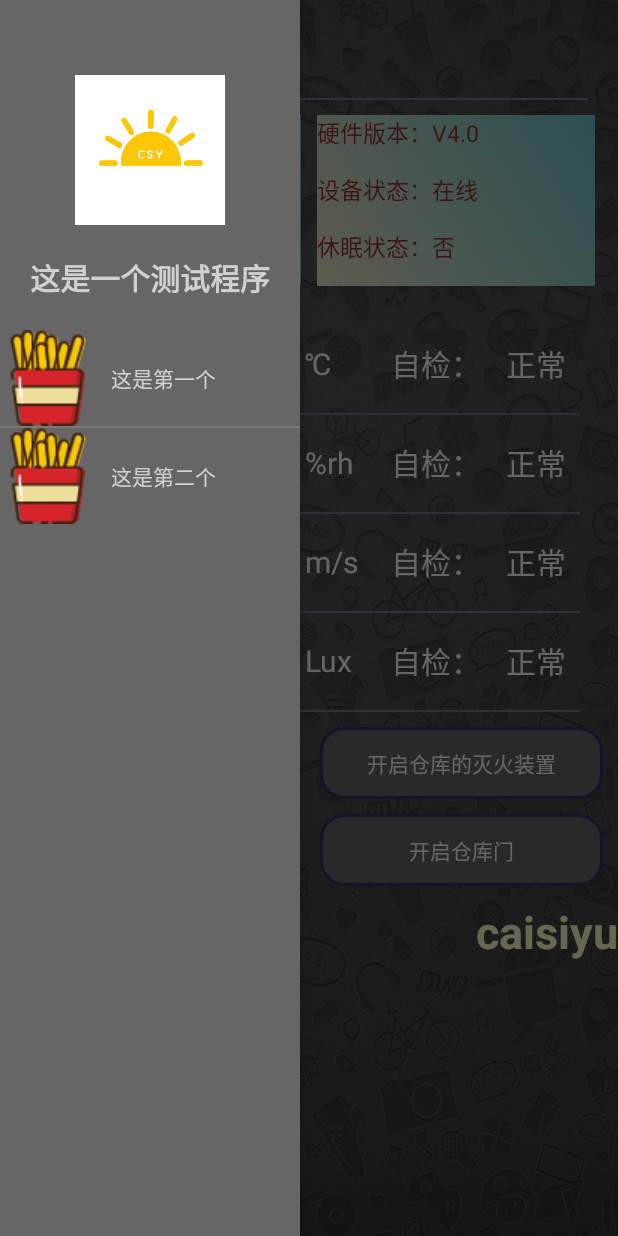
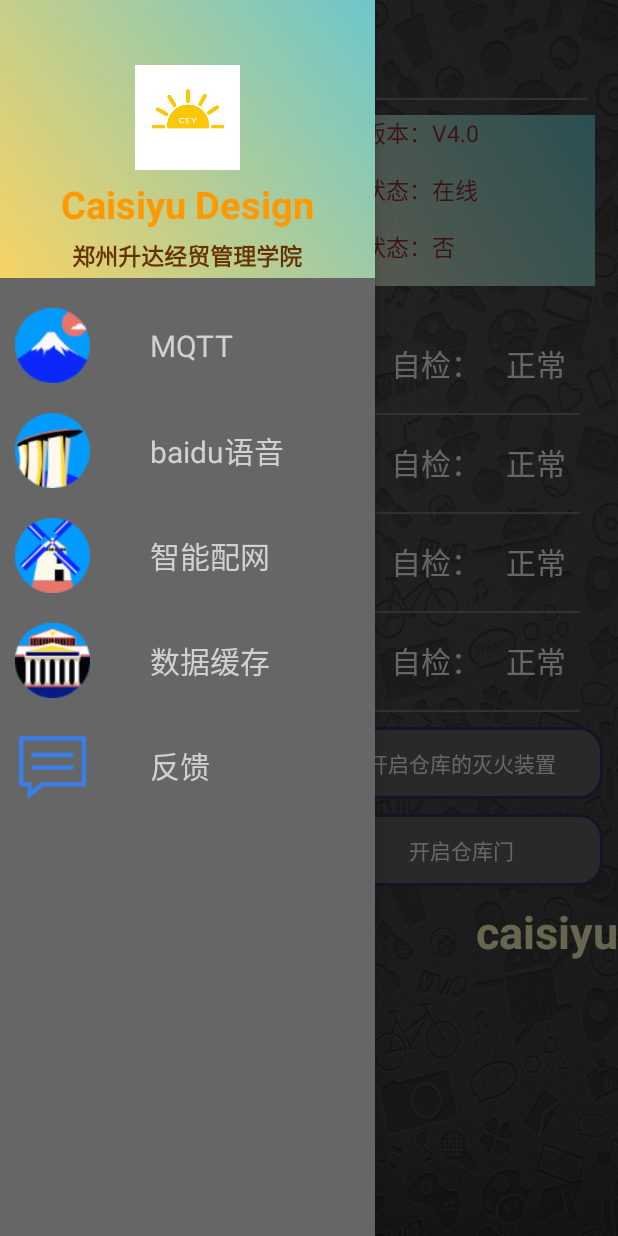
Before and after one commit to caisiyu521/bishe_max_okhttp, an Android app: the MainActivity_Two screen opened directly, with no data from a screen before it, with the side drawer open, on a phone screen of 412 x 824 dp. Run offline under Robolectric (Android 15) with nearby library versions, the phone set to English and light mode, and no system bars.

Commit message:
这个版本已经将 侧滑栏加入到 系统内 实现 客户端给邮箱反馈，运用的协议是http get请求

```diff
--- a/app/src/main/java/com/example/caisiyu/bishe_max/MainActivity_Two.java
+++ b/app/src/main/java/com/example/caisiyu/bishe_max/MainActivity_Two.java
@@ -1,16 +1,24 @@
 package com.example.caisiyu.bishe_max;
 
 import android.annotation.TargetApi;
+import android.app.AlertDialog;
+import android.content.DialogInterface;
 import android.content.Intent;
 import android.os.Build;
 import android.os.Handler;
 import android.os.Message;
+import android.preference.DialogPreference;
+import android.support.v4.widget.DrawerLayout;
 import android.support.v7.app.ActionBarActivity;
 import android.os.Bundle;
+import android.text.Editable;
+import android.text.TextUtils;
+import android.view.Gravity;
 import android.view.View;
 import android.view.WindowManager;
 import android.widget.AdapterView;
 import android.widget.Button;
+import android.widget.EditText;
 import android.widget.ListView;
 import android.widget.TextView;
 import android.widget.Toast;
@@ -36,6 +44,7 @@ import okhttp3.ResponseBody;
 
 public class MainActivity_Two extends ActionBarActivity {
     private Button Btn_deng, Btn_huo, Btn_feng, Btn_men;
+    private DrawerLayout mdrawerLayout;
     private TextView Text_wendu;
     private TextView Text_shidu;
     private TextView Text_fengsu;
@@ -48,10 +57,14 @@ public class MainActivity_Two extends ActionBarActivity {
 
     private List<Fruit> fruitList = new ArrayList<Fruit>();
 
+
     @Override
     protected void onCreate(Bundle savedInstanceState) {
         super.onCreate(savedInstanceState);
         setContentView(R.layout.activity_main_activity__two);
+
+
+
         timer=new Timer();      //定义一个定时器
 //        on_timer_Stop();      //调用 cancel后 就不能调用schedule语句，否则提示出错，提示如下：
         ui_init();
@@ -69,9 +82,33 @@ public class MainActivity_Two extends ActionBarActivity {
             public void onItemClick(AdapterView<?> adapterView, View view, int i, long l) {
                 if (i == 0) {
                     Toast.makeText(MainActivity_Two.this, "这是第一个", Toast.LENGTH_SHORT).show();
+                    mdrawerLayout.closeDrawer(Gravity.START);
                 }
                 if (i == 1) {
                     Toast.makeText(MainActivity_Two.this, "这是第二个", Toast.LENGTH_SHORT).show();
+                    mdrawerLayout.closeDrawer(Gravity.START);
+                }
+                if (i == 4) {
+//                    Toast.makeText(MainActivity_Two.this, "这是第si个", Toast.LENGTH_SHORT).show();
+                    final EditText editText = new EditText(MainActivity_Two.this);
+                    editText.setFocusable(true);
+                    new AlertDialog.Builder(MainActivity_Two.this).setTitle("请输入你的评价:")
+                            .setIcon(R.drawable.mosike)
+                            .setView(editText)
+                            .setPositiveButton("确定", new DialogInterface.OnClickListener() {
+                                @Override
+                                public void onClick(DialogInterface dialogInterface, int i) {
+                                    if (TextUtils.isEmpty(editText.getText().toString()) == false) {
+                                        String str = String.format("http://118.178.59.37:1880/Android_Callback?Message=%s", editText.getText().toString());
+                                        okhttp_Request(str);
+                                        Toast.makeText(MainActivity_Two.this, "十分感谢你的评价！！！", Toast.LENGTH_SHORT).show();
+//                                        System.out.println("%%%%%%%%%%%%%%%%%%%%%%%%%%%%%%%" + editText.getText().toString());
+                                    } else {
+                                        Toast.makeText(MainActivity_Two.this, "你没有填写评价内容！！！", Toast.LENGTH_SHORT).show();
+                                    }
+                                }
+                            }).setNegativeButton("取消", null).show();
+                    mdrawerLayout.closeDrawer(Gravity.START);
                 }
             }
         });
@@ -153,6 +190,7 @@ public class MainActivity_Two extends ActionBarActivity {
         Text_state_guangzhao = (TextView) findViewById(R.id.text_state_guangzhao);
         TextView user_name = (TextView) findViewById(R.id.User_name);
         Shebei_State = (TextView) findViewById(R.id.Shebei_State);
+        mdrawerLayout = (DrawerLayout) findViewById(R.id.drawer_layout);
 
         Intent intent = getIntent();
         user_name.setText(intent.getStringExtra("User"));
@@ -276,10 +314,16 @@ public class MainActivity_Two extends ActionBarActivity {
 
 
     private void initFruits() {
-        Fruit apple = new Fruit("这是第一个", R.drawable.shutiao);
+        Fruit apple = new Fruit("MQTT", R.drawable.fushishen);
         fruitList.add(apple);
-        Fruit banana = new Fruit("这是第二个", R.drawable.shutiao);
+        Fruit banana = new Fruit("baidu语音", R.drawable.jiudian);
         fruitList.add(banana);
+        Fruit cai1 = new Fruit("智能配网", R.drawable.fenghxe);
+        fruitList.add(cai1);
+        Fruit cai2 = new Fruit("数据缓存", R.drawable.mosike);
+        fruitList.add(cai2);
+        Fruit callback = new Fruit("反馈", R.drawable.callback);
+        fruitList.add(callback);
     }
 
 
--- /dev/null
+++ b/app/src/main/res/drawable/background_gradient1.xml
@@ -0,0 +1,9 @@
+<?xml version="1.0" encoding="utf-8"?>
+<shape xmlns:android="http://schemas.android.com/apk/res/android">
+    <gradient
+        android:startColor="#f6d365"
+        android:endColor="#6CC6CB"
+        android:angle="45"/>
+</shape>
+
+    <!--实现应 用背景颜色渐变-->
--- a/app/src/main/res/layout/activity_main_activity__two.xml
+++ b/app/src/main/res/layout/activity_main_activity__two.xml
@@ -4,6 +4,7 @@
     xmlns:tools="http://schemas.android.com/tools"
     android:layout_width="match_parent"
     android:layout_height="match_parent"
+    android:id="@+id/drawer_layout"
     tools:context="caisiyu.com.MainActivity_two">
     <LinearLayout
         android:layout_width="match_parent"
@@ -437,30 +438,51 @@
     </LinearLayout>
 
     <LinearLayout
-        android:layout_width="200dp"
+        android:layout_width="250dp"
         android:layout_height="match_parent"
         android:layout_gravity="start"
         android:background="#666666"
         android:orientation="vertical">
 
-        <ImageView
+        <LinearLayout
             android:layout_width="match_parent"
-            android:src="@drawable/icon"
-            android:layout_gravity="center"
-            android:layout_marginTop="50dp"
-            android:layout_height="100dp" />
+            android:background="@drawable/background_gradient1"
+            android:layout_gravity="center_vertical"
+            android:gravity="center"
+            android:orientation="vertical"
+            android:layout_height="185dp">
 
-        <TextView
-            android:layout_width="wrap_content"
-            android:layout_height="wrap_content"
-            android:padding="20dp"
-            android:text="这是一个测试程序"
-            android:textSize="20sp"
-            android:textStyle="bold"/>
+            <ImageView
+                android:layout_width="70dp"
+                android:layout_marginTop="40dp"
+                android:src="@drawable/icon"
+                android:layout_height="70dp" />
+
+            <TextView
+                android:layout_width="wrap_content"
+                android:layout_height="wrap_content"
+                android:padding="5dp"
+                android:textColor="#FF9900"
+                android:text="Caisiyu Design"
+                android:textSize="25sp"
+                android:textStyle="bold"/>
+
+            <TextView
+                android:layout_width="wrap_content"
+                android:layout_height="wrap_content"
+                android:text="郑州升达经贸管理学院"
+                android:textColor="#663300"
+                android:textSize="15sp"
+                android:textStyle="bold"/>
+        </LinearLayout>
 
         <ListView
             android:layout_width="match_parent"
             android:id="@+id/MyListView"
+            android:layout_marginTop="20dp"
+            android:layout_marginLeft="10dp"
+            android:divider="@android:color/transparent"
+            android:dividerHeight="20dp"
             android:layout_height="wrap_content">
         </ListView>
 
--- a/app/src/main/res/layout/list_item.xml
+++ b/app/src/main/res/layout/list_item.xml
@@ -1,16 +1,18 @@
 <?xml version="1.0" encoding="utf-8"?>
 <LinearLayout xmlns:android="http://schemas.android.com/apk/res/android"
     android:layout_width="match_parent"
+    android:gravity="center_vertical"
     android:layout_height="match_parent">
     <ImageView
         android:id="@+id/fruit_image"
-        android:layout_width="wrap_content"
-        android:layout_height="wrap_content" />
+        android:layout_width="50dp"
+        android:layout_height="50dp" />
 
     <TextView
         android:id="@+id/fruit_name"
         android:layout_width="wrap_content"
         android:layout_height="wrap_content"
         android:layout_gravity="center"
-        android:layout_marginLeft="10dip" />
+        android:textSize="20dp"
+        android:layout_marginLeft="40dip" />
 </LinearLayout>
```
Also changed, not shown: app/src/main/res/drawable/callback.png (added), app/src/main/res/drawable/daqiao.png (added), app/src/main/res/drawable/fan.png (added), app/src/main/res/drawable/fenghxe.png (added), app/src/main/res/drawable/fushishen.png (added), app/src/main/res/drawable/jiudian.png (added), app/src/main/res/drawable/mosike.png (added).
